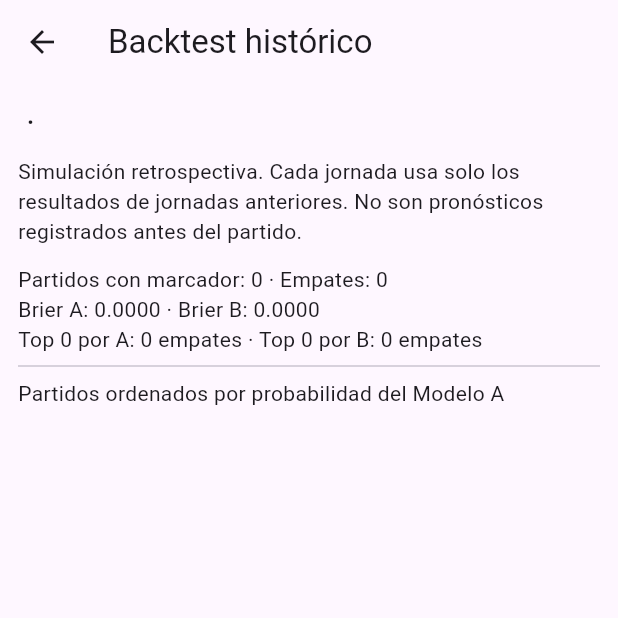
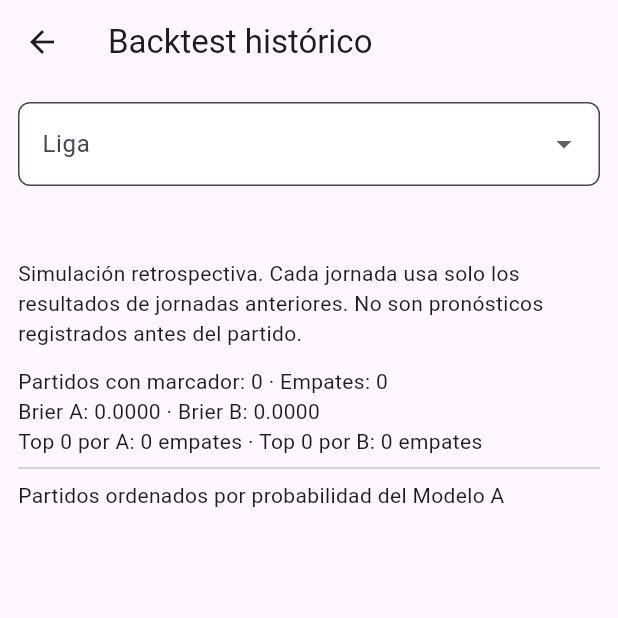
Before and after one commit to Daga89Mad/flutter2, a Flutter app: the BacktestEmpatesScreen screen opened directly with empty values, on a phone screen of 412 x 824 dp, the top half of it. Run offline on Flutter 3.47's test engine with Material 3 defaults, Android fonts, the phone set to English and light mode, and no system bars; our stand-ins replace cloud_firestore, firebase_auth, firebase_core, flutter_secure_storage, shared_preferences; accounts and stored records are empty.

Commit message:
Allow selecting league in historical backtest

```diff
--- a/lib/views/backtestEmpatesScreen.dart
+++ b/lib/views/backtestEmpatesScreen.dart
@@ -22,6 +22,7 @@ class _Forecast {
 }
 class _BacktestState extends State<BacktestEmpatesScreen> {
  bool loading=false;
+ late String selectedLeague;
  String? error;
  int? maxRound;
  List<_Forecast> samples=[];
@@ -32,7 +33,7 @@ class _BacktestState extends State<BacktestEmpatesScreen> {
    try {
      final rounds=<int,List<Map<String,dynamic>>>{};
      for(var j=1;j<=38;j++){
-       final snap=await FirebaseFirestore.instance.collection(widget.league)
+       final snap=await FirebaseFirestore.instance.collection(selectedLeague)
          .doc('Resultados').collection('Temporadas').doc(widget.season)
          .collection('Jornadas').doc('$j').collection('Partidos').get();
        rounds[j]=snap.docs.map((d)=>d.data()).toList();
@@ -82,7 +83,7 @@ class _BacktestState extends State<BacktestEmpatesScreen> {
    }catch(e){if(mounted)setState(()=>error='$e');}
    finally{if(mounted)setState(()=>loading=false);}
  }
- @override void initState(){super.initState();_calculate();}
+ @override void initState(){super.initState();selectedLeague=widget.league;_calculate();}
  double _brier(bool a)=>samples.isEmpty?0:samples.fold<double>(0,(sum,p){
    final prob=a?p.a:p.b;return sum+math.pow(prob-(p.draw?1:0),2);
  })/samples.length;
@@ -97,7 +98,22 @@ class _BacktestState extends State<BacktestEmpatesScreen> {
      body:loading?const Center(child:CircularProgressIndicator()):
       error!=null?Center(child:Text('Error leyendo Firebase: $error')):
        ListView(padding:const EdgeInsets.all(12),children:[
-         Text('${widget.league} · ${widget.season}',style:Theme.of(context).textTheme.titleLarge),
+         DropdownButtonFormField<String>(
+           value:selectedLeague,
+           decoration:const InputDecoration(labelText:'Liga'),
+           items:const [
+             DropdownMenuItem(value:'LaLiga',child:Text('España · LaLiga')),
+             DropdownMenuItem(value:'SerieA',child:Text('Italia · Serie A')),
+           ],
+           onChanged:loading?null:(value){
+             if(value!=null && value!=selectedLeague){
+               setState(()=>selectedLeague=value);
+               _calculate();
+             }
+           },
+         ),
+         const SizedBox(height:12),
+         Text(widget.season,style:Theme.of(context).textTheme.titleLarge),
          const SizedBox(height:8),
          const Text('Simulación retrospectiva. Cada jornada usa solo los resultados de jornadas anteriores. No son pronósticos registrados antes del partido.'),
          const SizedBox(height:12),
```
